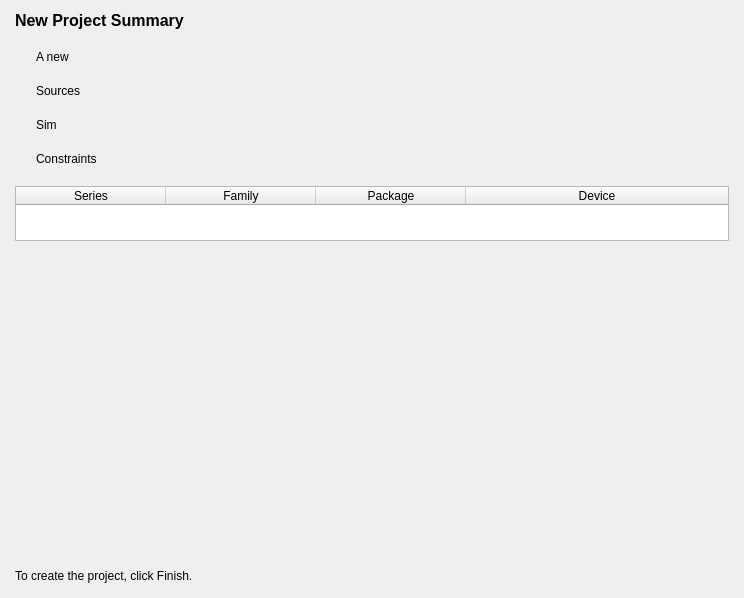
Old version of the form src/NewProject/summary_form.ui in the repository os-fpga/FOEDAG.
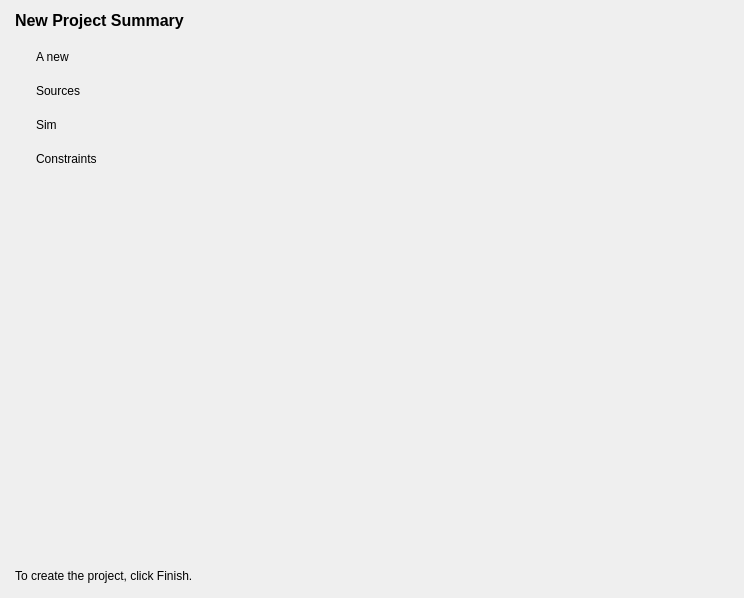
New version of the form.

Diff of the .ui file:
```diff
--- a/src/NewProject/summary_form.ui
+++ b/src/NewProject/summary_form.ui
@@ -168,7 +168,7 @@
      <property name="bottomMargin">
       <number>0</number>
      </property>
-     <item>
+     <!-- <item>
       <widget class="QTableWidget" name="m_deviceInfoTable">
        <property name="maximumSize">
         <size>
@@ -231,7 +231,7 @@
         </property>
        </column>
       </widget>
-     </item>
+     </item> -->
     </layout>
    </item>
    <item>
```
